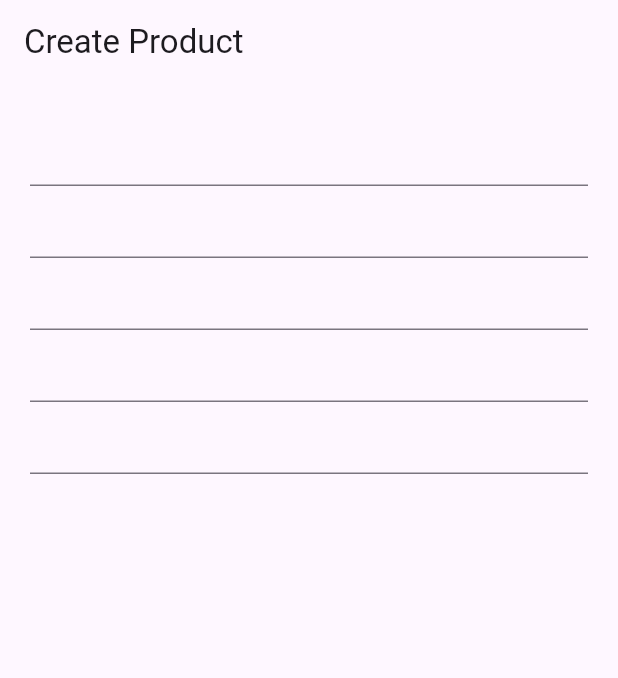
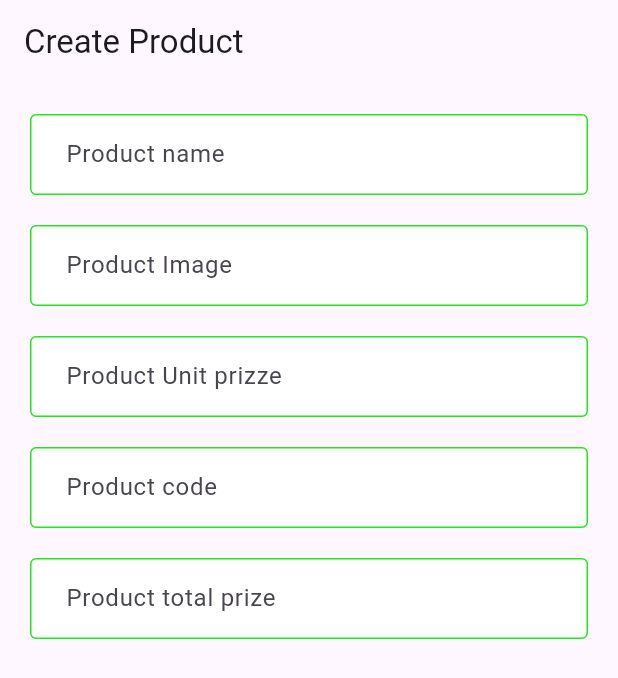
Before and after one commit to sam-in07/Crud_flutter, a Flutter app: the screen it shows after launch, on a phone screen of 412 x 824 dp. Shown: the top 678 px of the screen. Run offline on Flutter 3.47's test engine with Material 3 defaults, Android fonts, the phone set to English and light mode, and no system bars.

Commit message:
commit
done

```diff
--- a/crud/lib/Screen/ProductCreateScreen.dart
+++ b/crud/lib/Screen/ProductCreateScreen.dart
@@ -1,4 +1,5 @@
 
+import 'package:crud/Style/Style.dart';
 import 'package:flutter/cupertino.dart';
 import 'package:flutter/material.dart';
 
@@ -16,16 +17,49 @@ class _ProductCretationScreen  extends State<ProductCretationScreen>{
       appBar: AppBar(title:  Text('Create Product'),),
       body: Stack(
            children: [
+             // background grapchics
              Container(
                child: (SingleChildScrollView (
                  padding: EdgeInsets.all(20),
                  child: Column(
                    children: [
-                      TextFormField(onChanged: (value){}),
-                      TextFormField(onChanged: (value){}),
-                      TextFormField(onChanged: (value){}),
-                      TextFormField(onChanged: (value){}),
-                      TextFormField(onChanged: (value){}),
+                      TextFormField(onChanged: (value){
+
+                      },
+                        decoration: AppInputDecoration('Product name '),
+
+                      ),
+                      SizedBox(height: 20,),
+                      //akekta line mjhe space ar jonno
+                      TextFormField(onChanged: (value){
+
+                      },
+                        decoration: AppInputDecoration('Product Image '),
+
+                      ),
+                     SizedBox(height: 20,),
+                      TextFormField(onChanged: (value){
+
+                      },
+                        decoration: AppInputDecoration('Product Unit prizze '),
+
+                      ),
+                     SizedBox(height: 20,),
+                      TextFormField(onChanged: (value){
+
+                      },
+                        decoration: AppInputDecoration('Product code  '),
+
+                      ),
+                     SizedBox(height: 20,),
+                      TextFormField(onChanged: (value){
+
+
+                      },
+                        decoration: AppInputDecoration('Product total prize  '),
+
+                      ),
+
                    ],
                  ),
                )),
--- a/crud/lib/Style/Style.dart
+++ b/crud/lib/Style/Style.dart
@@ -9,7 +9,7 @@ const colorgreen = Color.fromRGBO(31, 231, 28, 1.0);
 const colorwhite = Color.fromRGBO(255, 255 , 255 , 1);
 
 
-InputDecoration AppInputDecoration()  {
+InputDecoration AppInputDecoration(label)  {
   return InputDecoration(
     focusedBorder: const OutlineInputBorder(
        borderSide: const BorderSide(color: colorgreen,width: 1)
@@ -17,7 +17,11 @@ InputDecoration AppInputDecoration()  {
     fillColor: colorwhite,
     filled: true,
     contentPadding: EdgeInsets.fromLTRB(20, 10, 10, 20),
-
+    enabledBorder:const OutlineInputBorder(
+        borderSide: const BorderSide(color: colorgreen,width: 1)
+    ),
+  border: OutlineInputBorder(),
+  labelText:  label
 
   );
 }
--- a/crud/pubspec.yaml
+++ b/crud/pubspec.yaml
@@ -35,6 +35,8 @@ dependencies:
   # Use with the CupertinoIcons class for iOS style icons.
   cupertino_icons: ^1.0.8
   http: ^1.4.0
+
+  flutter_svg: ^2.2.0
 
 dev_dependencies:
   flutter_test:
```
Also changed, not shown: crud/pubspec.lock.
